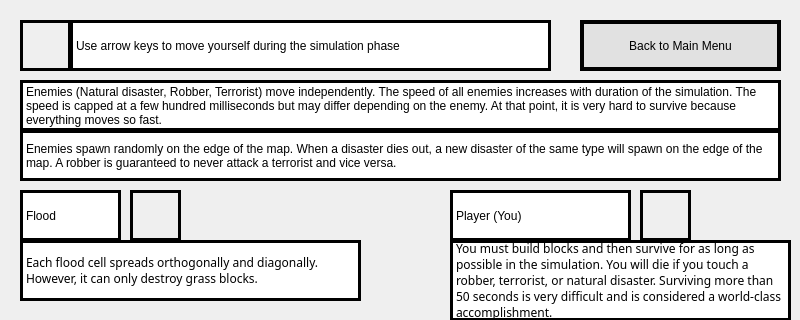
The window that code/mainwindow.ui (popInNotOut/nightmare-survival-simulator) describes before a commit, drawn with Qt 5; both pictures show x 0 to 800 and y 0 to 320 of the 800 by 600 pixel window.
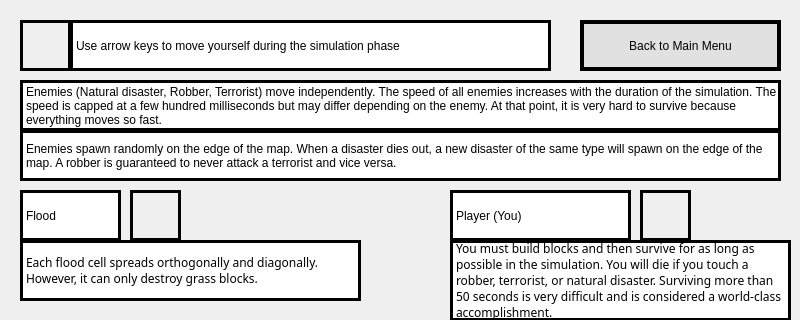
The same window after the commit. The open tabs and pages were chosen to show the change. Icons and pictures are not drawn.

Commit message: Edited tutorial page

Patch:
```diff
--- a/code/mainwindow.ui
+++ b/code/mainwindow.ui
@@ -680,7 +680,7 @@
 }</string>
       </property>
       <property name="text">
-       <string>Enemies (Natural disaster, Robber, Terrorist) move independently. The speed of all enemies increases with duration of the simulation. The speed is capped at a few hundred milliseconds but may differ depending on the enemy. At that point, it is very hard to survive because everything moves so fast.</string>
+       <string>Enemies (Natural disaster, Robber, Terrorist) move independently. The speed of all enemies increases with the duration of the simulation. The speed is capped at a few hundred milliseconds but may differ depending on the enemy. At that point, it is very hard to survive because everything moves so fast.</string>
       </property>
       <property name="wordWrap">
        <bool>true</bool>
```
Left out of the diff: 2 changed lines with no effect on the pictures. The commit also changes 1 other file.
